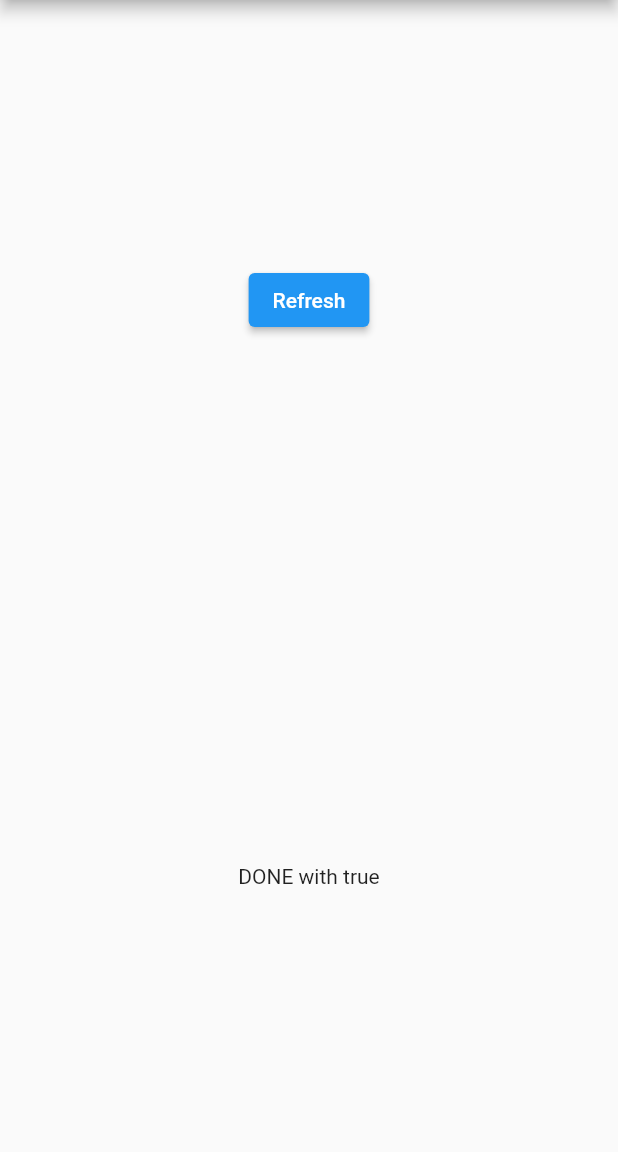
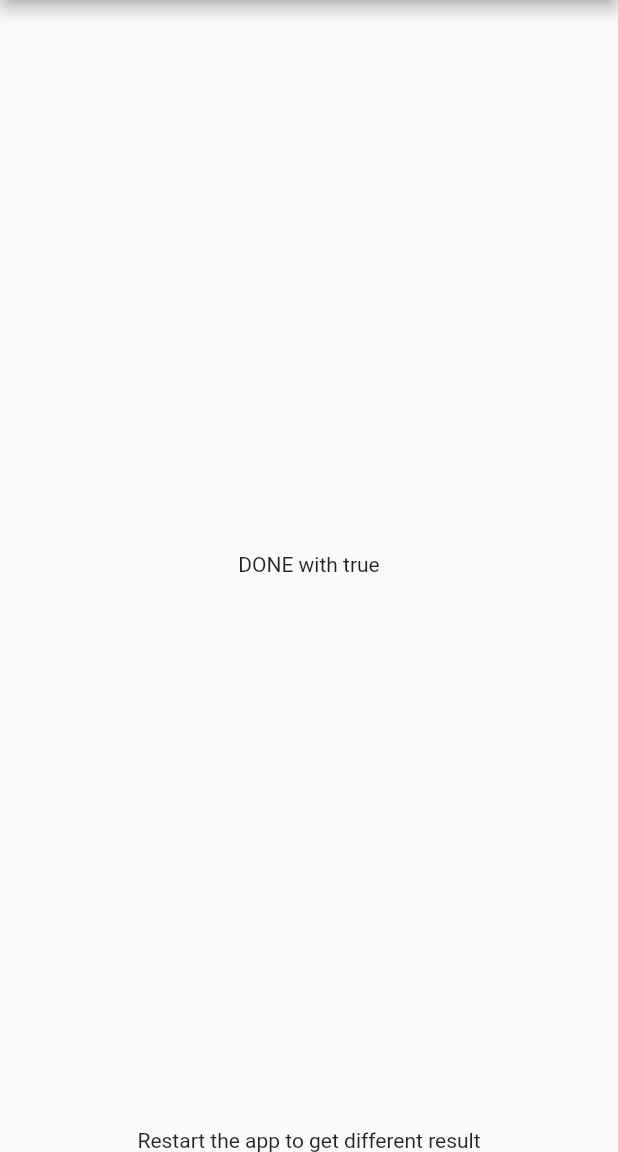
Before and after one commit to EjemplosMisionTic2022/ejemplos_future, a Flutter app: the screen it shows after launch, on a phone screen of 412 x 824 dp, the part 84-1236 px from its top. Run offline on Flutter 3.47's test engine with Material 2 defaults, Android fonts, the phone set to English and light mode, and no system bars.

Commit message:
Remove push to refresh

```diff
--- a/simple_future_example_1/lib/ui/app.dart
+++ b/simple_future_example_1/lib/ui/app.dart
@@ -23,14 +23,6 @@ class FutureBuilderLoader extends StatefulWidget {
 }
 
 class _FutureBuilderLoaderState extends State<FutureBuilderLoader> {
-  int forceRefresh = 0;
-
-  void refresh() {
-    setState(() {
-      forceRefresh += 1;
-    });
-  }
-
   @override
   Widget build(BuildContext context) {
     return Scaffold(
@@ -38,10 +30,9 @@ class _FutureBuilderLoaderState extends State<FutureBuilderLoader> {
           title: Text("Future sample 1"),
         ),
         body: Column(
-          mainAxisAlignment: MainAxisAlignment.spaceAround,
           children: [
-            ElevatedButton(onPressed: () => refresh(), child: Text('Refresh')),
-            FutureBuilder(
+            Expanded(
+              child: FutureBuilder(
                   future: getData(),
                   builder: (BuildContext context, AsyncSnapshot snapshot) {
                     if (snapshot.hasData) {
@@ -51,7 +42,13 @@ class _FutureBuilderLoaderState extends State<FutureBuilderLoader> {
                     } else {
                       return Center(child: CircularProgressIndicator());
                     }
-                })
+                  }),
+            ),
+            Container(
+                child: Align(
+              alignment: Alignment.bottomCenter,
+              child: Text('Restart the app to get different result'),
+            )),
           ],
         ));
   }
```
Lines whose indentation alone changed are shown as unchanged.
